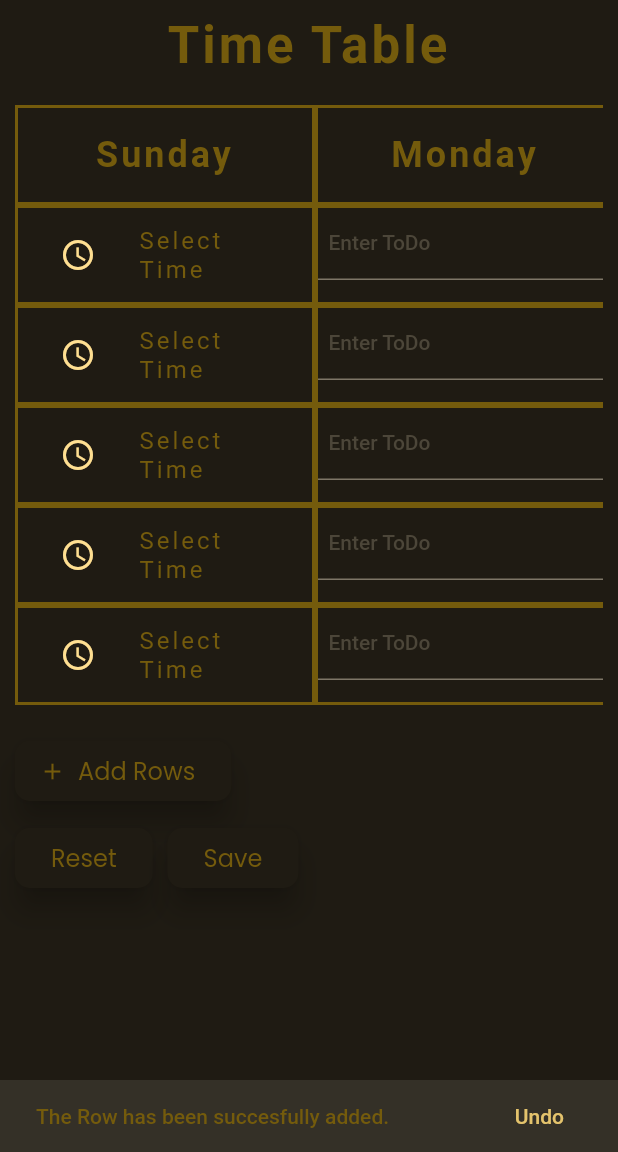
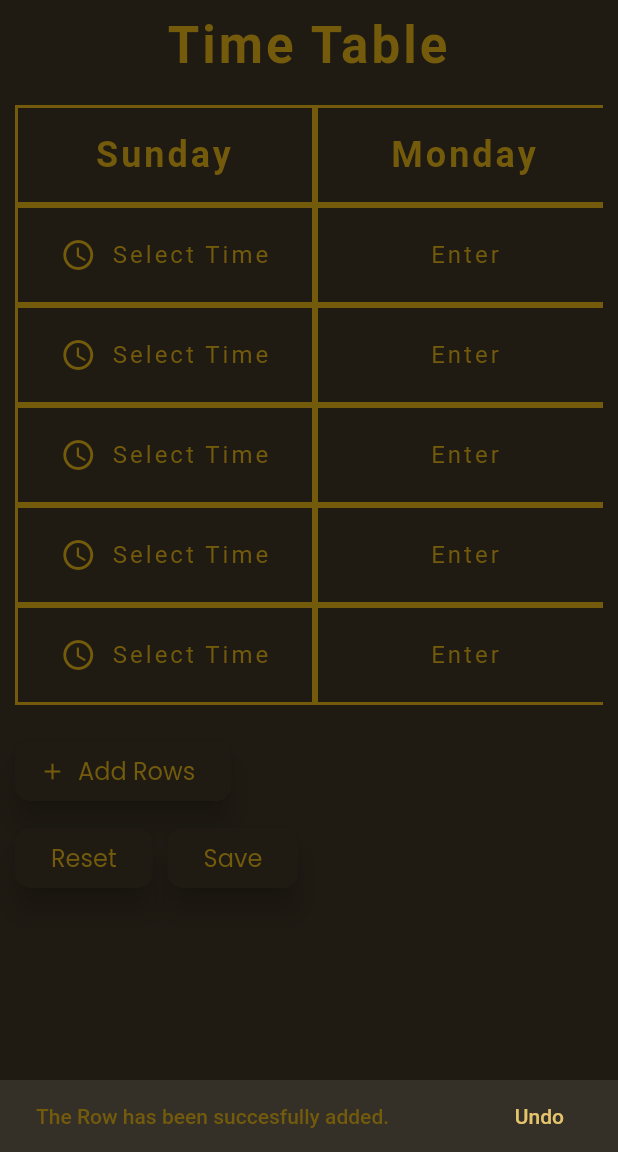
Before and after one commit to STRAcompany/Shine-App, a Flutter app: the TimeTableScreen screen opened directly, after a tap on "Add Rows", on a phone screen of 412 x 824 dp, the part 84-1236 px from its top. Run offline on Flutter 3.47's test engine with Material 2 defaults, Android fonts, the phone set to English and light mode, and no system bars; our stand-ins replace firebase_auth, firebase_core, google_fonts; accounts and stored records are empty; Roboto replaces fonts that are missing (Laila).

Commit message:
time table complete,library on going

```diff
--- a/lib/data/library_list.dart
+++ b/lib/data/library_list.dart
@@ -1,7 +1,7 @@
 List <String> bookList = [
+  "todo",
+  "time",
   "label",
-  "label",
-  "label",
-  "label",
+  "todo",
   "label",
 ];
--- a/lib/data/time_table_todos.dart
+++ b/lib/data/time_table_todos.dart
@@ -1,3 +1,32 @@
 List<String> todoList = [
-
+    "Enter",
+    "Enter",
+    "Enter",
+    "Enter",
+    "Enter",
+    "Enter",
+    "Enter",
+    "Enter",
+    "Enter",
+    "Enter",
+    "Enter",
+    "Enter",
+    "Enter",
+    "Enter",
+    "Enter",
+    "Enter",
+    "Enter",
+    "Enter",
+    "Enter",
+    "Enter",
+    "Enter",
+    "Enter",
+    "Enter",
+    "Enter",
+    "Enter",
+    "Enter",
+    "Enter",
+    "Enter",
+    "Enter",
+    "Enter",
 ];
--- a/lib/data/tryout_data.dart
+++ b/lib/data/tryout_data.dart
@@ -11,7 +11,7 @@ List<Map<String,Object>> tryoutData = [
         "Want to learn a life lesson?",
         "Want to know about a great person?"
         ],
-      "navigation address": LibraryScreen()
+      "navigation address": const LibraryScreen()
     },
     {
       "name": "Notes",
@@ -38,7 +38,7 @@ List<Map<String,Object>> tryoutData = [
         "Stressed out ? listen to some music.",
         "Do you know what doctors say? \"music is good for health \"",
         ],
-      "navigation address":  LibraryScreen()
+      "navigation address":  const LibraryScreen()
     },
     {
       "name": "Time table",
--- a/lib/screens/time_table.dart
+++ b/lib/screens/time_table.dart
@@ -1,10 +1,10 @@
-import 'package:http/http.dart' as http;
+// import 'package:http/http.dart' as http;
 
 import 'package:flutter/material.dart';
 import 'package:shine/data/days_of_the_week.dart';
 import 'package:shine/data/time_table_timedata.dart';
 import 'package:shine/data/time_table_todos.dart';
-import 'package:shine/widgets/time_table_text_input.dart';
+import 'package:shine/widgets/time_table_text_picker.dart';
 import 'package:shine/widgets/time_table_timepicker.dart';
 
 class TimeTableScreen extends StatefulWidget {
@@ -23,17 +23,8 @@ class _TimeTableScreenState extends State<TimeTableScreen> {
   void homePop(context) {
     Navigator.of(context).pop();
   }
-  void _saved(){
-    final url = Uri.http("https://shine-stra-default-rtdb.firebaseio.com/");
-    final validate = _formKey.currentState!.validate();
-    if (validate && !timeList.contains("Select Time")){
-      _formKey.currentState!.save();
-      http.post(url,body: {
-        "time list" : timeList,
-        "todo list": todoList,
-      });
-    }
-  }
+
+  void _saved() {}
 
   void _reset() {
     setState(() {
@@ -53,15 +44,78 @@ class _TimeTableScreenState extends State<TimeTableScreen> {
     });
   }
 
-  void _addRow() {
+  void selectToDo(index) async {
+    var textEditingController = TextEditingController();
+    showMenu(
+        color: Theme.of(context).colorScheme.onBackground,
+        context: context,
+        position: RelativeRect.fromDirectional(
+            textDirection: TextDirection.ltr,
+            start: 150,
+            top: 300,
+            end: 400,
+            bottom: 400),
+        items: [
+          PopupMenuItem(
+            height: 12,
+            child: Text(
+              "Enter Todo",
+              style: Theme.of(context).textTheme.bodySmall!.copyWith(
+                    color: Theme.of(context).colorScheme.primary,
+                  ),
+              textAlign: TextAlign.start,
+            ),
+          ),
+          PopupMenuItem(
+            child: Container(
+              width: 100,
+              padding: const EdgeInsets.all(8.0),
+              child: TextField(
+                controller: textEditingController,
+                decoration: const InputDecoration(
+                  fillColor: Colors.transparent,
+                  focusColor: Colors.transparent,
+                  hoverColor: Colors.transparent,
+                ),
+              ),
+            ),
+          ),
+          PopupMenuItem(
+              child: ElevatedButton(
+            child: const Text("save"),
+            onPressed: () {
+              setState(() {
+                todoList[index - rowNumber] = textEditingController.text;
+                Navigator.of(context).pop();
+              });
+            },
+          ))
+        ]);
+  }
+
+  void _addRow() async {
     setState(() {
       rowNumber = rowNumber + 1;
       fieldsNumber = fieldsNumber + columnNumber;
       timeList.add("Select Time");
+      todoList.addAll([
+        "Enter",
+        "Enter",
+        "Enter",
+        "Enter",
+        "Enter",
+        "Enter",
+      ]);
     });
     ScaffoldMessenger.of(context).showSnackBar(
       SnackBar(
-    content: Text('The Row has been succesfully added.',style: Theme.of(context).textTheme.labelLarge!.copyWith(color: Theme.of(context).colorScheme.primary),),
+        content: Text(
+          'The Row has been succesfully added.',
+          style: Theme.of(context)
+              .textTheme
+              .labelLarge!
+              .copyWith(color: Theme.of(context).colorScheme.primary),
+        ),
         duration: const Duration(seconds: 3), // Optional: Set the duration
         action: SnackBarAction(
           label: 'Undo',
@@ -73,10 +127,8 @@ class _TimeTableScreenState extends State<TimeTableScreen> {
         ),
       ),
     );
-
   }
 
-  final _formKey = GlobalKey<FormState>();
   @override
   Widget build(BuildContext context) {
     return Scaffold(
@@ -106,8 +158,6 @@ class _TimeTableScreenState extends State<TimeTableScreen> {
       ),
       body: Padding(
         padding: const EdgeInsets.all(10),
-        child: Form(
-          key: _formKey,
         child: ListView(
           children: [
             Text(
@@ -127,7 +177,7 @@ class _TimeTableScreenState extends State<TimeTableScreen> {
                 ),
                 itemBuilder: (context, index) {
                   if (index % rowNumber == 0) {
-                      double day = index/rowNumber;
+                    double day = index / rowNumber;
                     return Container(
                         decoration: BoxDecoration(
                           border: Border.all(
@@ -146,9 +196,10 @@ class _TimeTableScreenState extends State<TimeTableScreen> {
                         ));
                   }
                   if (index < rowNumber) {
-                        return TTTimePicker(selectTime, index, time: timeList[index]);
+                    return TTTimePicker(selectTime, index,
+                        time: timeList[index]);
                   }
-                    return TTTextInput("Enter ToDo",index);
+                  return TTTextPicker(selectToDo, index, todoList[index - rowNumber]);
                 },
                 itemCount: fieldsNumber,
                 scrollDirection: Axis.horizontal,
@@ -166,11 +217,6 @@ class _TimeTableScreenState extends State<TimeTableScreen> {
                   icon: const Icon(Icons.add),
                 ),
                 const SizedBox(width: 10),
-                  // ElevatedButton.icon(
-                  //   onPressed: _addColumns,
-                  //   label: const Text("Add Columns"),
-                  //   icon: const Icon(Icons.add),
-                  // ),
               ],
             ),
             const SizedBox(height: 10),
@@ -185,7 +231,6 @@ class _TimeTableScreenState extends State<TimeTableScreen> {
           ],
         ),
       ),
-      ),
     );
   }
 }
--- a/lib/widgets/time_table_text_input.dart
+++ /dev/null
@@ -1,54 +0,0 @@
-import 'package:flutter/material.dart';
-import 'package:shine/data/time_table_todos.dart';
-
-class TTTextInput extends StatefulWidget {
-  const TTTextInput(this.label,this.index,{super.key});
-  final String label;
-  final int index;
-
-  @override
-  State<TTTextInput> createState() => _TTTextInputState();
-}
-
-class _TTTextInputState extends State<TTTextInput> {
-  final textController = TextEditingController();
-  @override
-  void dispose() {
-    textController.dispose();
-    super.dispose();
-  }
-  @override
-  Widget build(BuildContext context) {
-    return Container(
-      width: 10,
-      height: 20,
-      decoration: BoxDecoration(
-        border:
-            Border.all(width: 2, color: Theme.of(context).colorScheme.primary),
-      ),
-      child: TextFormField(
-        key: ValueKey("${widget.index}"),
-        style: Theme.of(context).textTheme.bodyMedium,
-        decoration: InputDecoration(
-          contentPadding: const EdgeInsets.all(7),
-          label: Text(widget.label),
-          fillColor: Theme.of(context).colorScheme.primary,
-        ),
-        onFieldSubmitted: (value) {
-          todoList[widget.index] = value;
-        },
-        textAlign: TextAlign.start,
-        controller: textController,
-        validator: (value) {
-          if(value == null || value.trim().isEmpty){
-            return "please enter a proper value.";
-          }
-          return null;
-        },
-        onSaved: (newValue) {
-            todoList[widget.index] = newValue!;
-        },
-      ),
-    );
-  }
-}
--- /dev/null
+++ b/lib/widgets/time_table_text_picker.dart
@@ -0,0 +1,26 @@
+import 'package:flutter/material.dart';
+
+class TTTextPicker extends StatelessWidget {
+  const TTTextPicker(this.selectToDo, this.index, this.toDo,{super.key});
+  final void Function(int i) selectToDo;
+  final String toDo;
+  final int index;
+  @override
+  Widget build(BuildContext context) {
+    return InkWell(
+      onTap: () {
+        selectToDo(index);
+      },
+      child: Container(
+        decoration: BoxDecoration(
+          border: Border.all(
+            color: Theme.of(context).colorScheme.primary,
+            width: 2,
+          ),
+        ),
+        alignment: Alignment.center,
+        child:Text(toDo),
+      ),
+    );
+  }
+}
--- a/lib/widgets/time_table_timepicker.dart
+++ b/lib/widgets/time_table_timepicker.dart
@@ -1,21 +1,48 @@
 import 'package:flutter/material.dart';
 
-class TTTimePicker extends StatelessWidget{
-  const TTTimePicker(this.selectTime,this.index,{required this.time, super.key});
+class TTTimePicker extends StatelessWidget {
+  const TTTimePicker(this.selectTime, this.index,
+      {required this.time, super.key});
   final void Function(int i) selectTime;
-   final String time;
-   final int index;
+  final String time;
+  final int index;
   @override
   Widget build(BuildContext context) {
-    return Container(
-      decoration: BoxDecoration(
-        border: Border.all(width: 2 , color: Theme.of(context).colorScheme.primary),
-      ),
-      alignment: Alignment.center,
-      child: ListTile(
-        leading: IconButton(onPressed: (){selectTime(index);}, icon: Icon(Icons.access_time,color: Theme.of(context).colorScheme.primaryContainer,)),
-        title:Text(time,style: Theme.of(context).textTheme.bodyMedium,),
+    return InkWell(
+      onTap: () {
+        selectTime(index);
+      },
+      child: Container(
+        decoration: BoxDecoration(
+          border: Border.all(
+            color: Theme.of(context).colorScheme.primary,
+            width: 2,
+          ),
+        ),
+        alignment: Alignment.center,
+        child:SingleChildScrollView(
+          scrollDirection: Axis.horizontal,
+          child: Row(
+            crossAxisAlignment: CrossAxisAlignment.center,
+            mainAxisAlignment: MainAxisAlignment.center,
+            children: [
+              Icon(Icons.access_time,color: Theme.of(context).colorScheme.primary,),
+              const SizedBox(width: 10),
+              Text(time,overflow: TextOverflow.fade,),
+            ],
+          ),
+        ),
       ),
     );
   }
 }
+// Container(
+//       decoration: BoxDecoration(
+//         border: Border.all(width: 2 , color: Theme.of(context).colorScheme.primary),
+//       ),
+//       alignment: Alignment.center,
+//       child: ListTile(
+//         leading: IconButton(onPressed: (){selectTime(index);}, icon: Icon(Icons.access_time,color: Theme.of(context).colorScheme.primaryContainer,)),
+//         title:Text(time,style: Theme.of(context).textTheme.bodyMedium,),
+//       ),
+//     );
```
Also changed, not shown: lib/main.dart (+0 -14 lines), lib/screens/library.dart (+55 -16 lines). Lines whose indentation alone changed are shown as unchanged.
